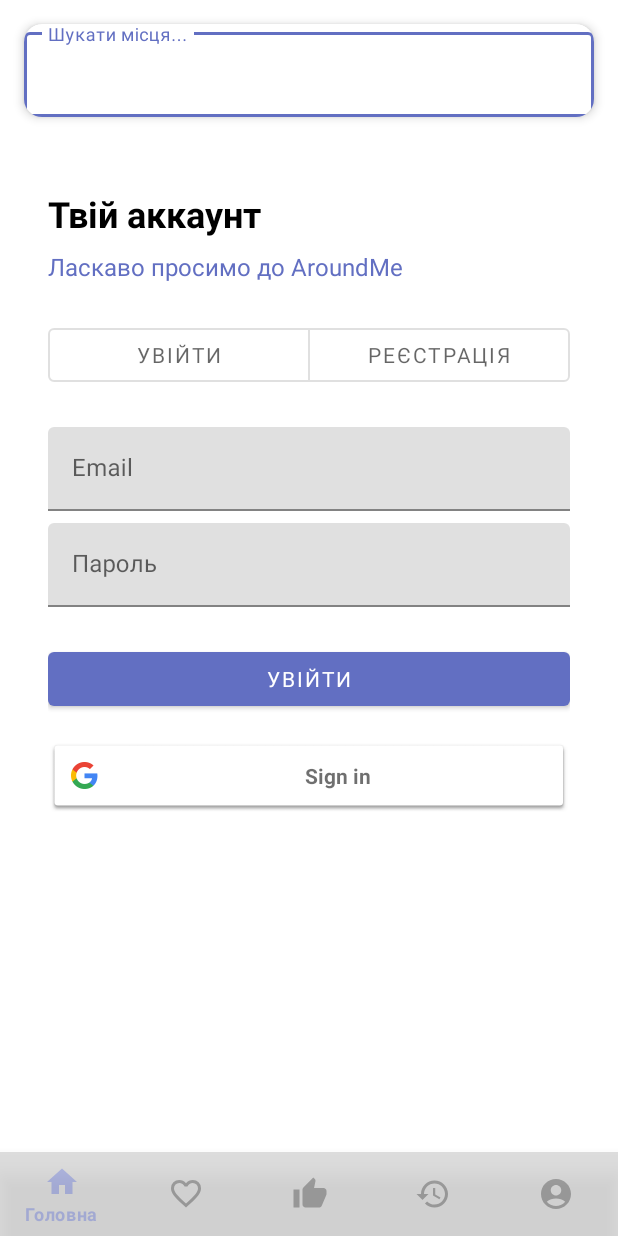
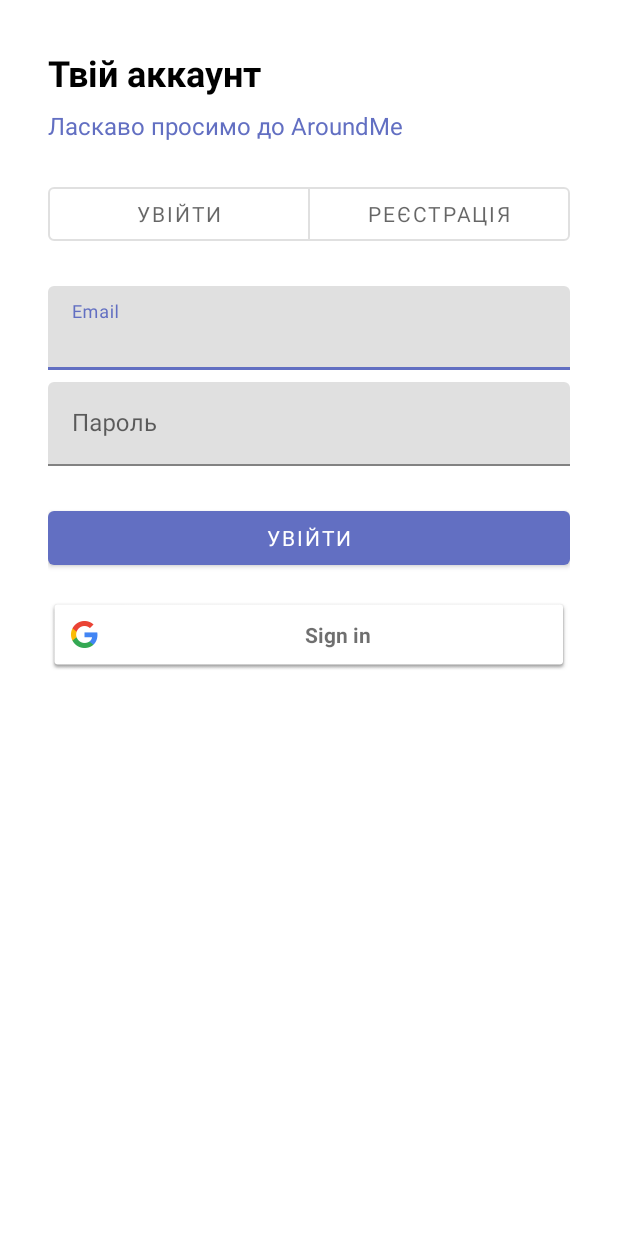
Before and after one commit to Dodikuser/TeamProject, an Android app: the screen it shows after launch (MainActivity), on a phone screen of 412 x 824 dp. Run offline under Robolectric (Android 15) with nearby library versions, the phone set to English and light mode, and no system bars; our stand-ins replace CircleImageView; pictures from the network do not load; 2 statements that could not run were skipped.

Commit message:
Полагоджено поле авторизації

```diff
--- a/android/Maps3/app/src/main/java/com/example/maps1/MainActivity.java
+++ b/android/Maps3/app/src/main/java/com/example/maps1/MainActivity.java
@@ -30,6 +30,7 @@
 import androidx.core.app.ActivityCompat;
 import androidx.core.content.ContextCompat;
 import androidx.fragment.app.Fragment;
+import androidx.fragment.app.FragmentTransaction;
 
 import com.example.maps1.account.AccountFragment;
 import com.example.maps1.account.MainAccount;
@@ -107,6 +108,7 @@
 
         prefs = getSharedPreferences("app_prefs", MODE_PRIVATE);
         searchCardView = findViewById(R.id.searchCardView);
+        searchEditText = findViewById(R.id.searchEditText);
 
         // Инициализация Places API
         if (!Places.isInitialized()) {
@@ -118,7 +120,6 @@
         fusedLocationClient = LocationServices.getFusedLocationProviderClient(this);
 
         // Настройка поискового поля
-        searchEditText = findViewById(R.id.searchEditText);
         searchEditText.setOnEditorActionListener((v, actionId, event) -> {
             if (actionId == EditorInfo.IME_ACTION_SEARCH) {
                 performSearch();
@@ -155,9 +156,11 @@
         String authToken = prefs.getString("auth_token", null);
         if (authToken == null) {
             setBottomNavEnabled(false);
+            showSearchField(false);  // Hide search field when not logged in
             showFragment(new com.example.maps1.account.AccountFragment());
         } else {
             setBottomNavEnabled(true);
+            showSearchField(true);   // Show search field when logged in
             showFragment(new com.example.maps1.fragment.MapFragment());
         }
     }
@@ -717,9 +720,12 @@
     }
 
     private void showFragment(Fragment fragment) {
-        getSupportFragmentManager().beginTransaction()
-                .replace(R.id.fragment_container, fragment)
-                .commit();
+        FragmentTransaction transaction = getSupportFragmentManager().beginTransaction();
+        transaction.replace(R.id.fragment_container, fragment);
+        transaction.commit();
+
+        // Show search field only when MapFragment is active
+        showSearchField(fragment instanceof com.example.maps1.fragment.MapFragment);
     }
 
     private void openPlaceDetails(MyPlace place) {
@@ -771,11 +777,13 @@
     }
 
     public void setBottomNavEnabled(boolean enabled) {
-        bottomNav.setEnabled(enabled);
-        for (int i = 0; i < bottomNav.getMenu().size(); i++) {
-            bottomNav.getMenu().getItem(i).setEnabled(enabled);
-        }
-        // Визуально делаем полупрозрачным если выключено
-        bottomNav.setAlpha(enabled ? 1.0f : 0.5f);
+        runOnUiThread(() -> {
+            if (bottomNav != null) {
+                bottomNav.setEnabled(enabled);
+                bottomNav.setVisibility(enabled ? View.VISIBLE : View.GONE);
+            }
+            // Remove automatic search field visibility update from here
+            // since it will be controlled by the active fragment
+        });
     }
 }
```
